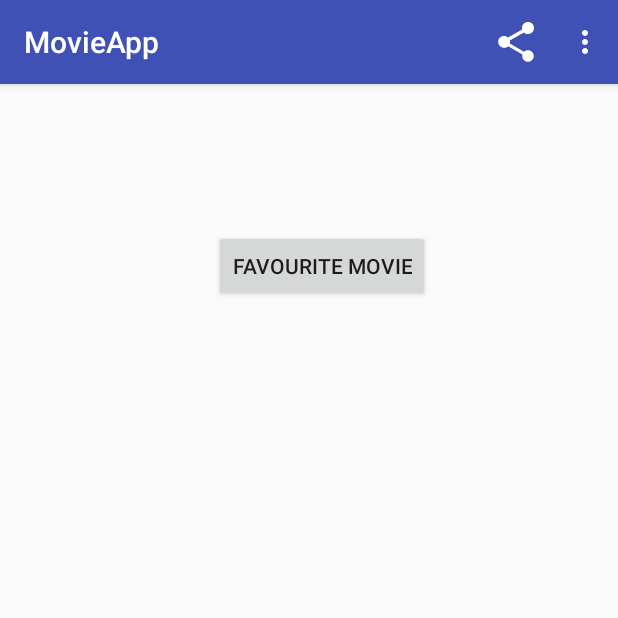
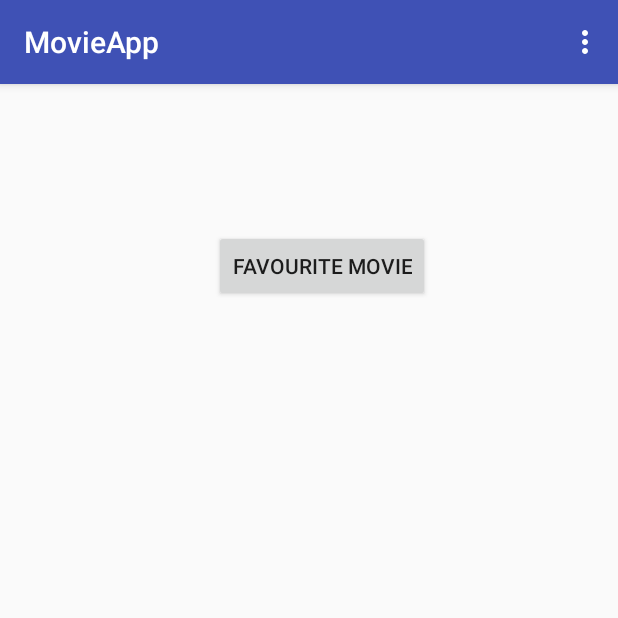
Before and after one commit to ahmed-abobakr/Movies-Application, an Android app: the fragment MovieDetailsFragment placed in its activity, on a phone screen of 412 x 824 dp, the top half of it. Run offline under Robolectric (Android 15) with nearby library versions, the phone set to English and light mode, and no system bars; our stand-ins replace Picasso; libraries missing offline, so code that uses them is left out: de.greenrobot.event; pictures from the network do not load; 3 statements that could not run were skipped.

Commit message:
Complete the app

```diff
--- a/app/src/main/res/menu/details.xml
+++ b/app/src/main/res/menu/details.xml
@@ -2,10 +2,7 @@
 <menu xmlns:android="http://schemas.android.com/apk/res/android"
     xmlns:app="http://schemas.android.com/apk/res-auto">
 
-    <item android:id="@+id/action_share"
-        android:title="Share"
-        app:showAsAction="always"
-        app:actionProviderClass="android.support.v7.widget.ShareActionProvider" />
+
 
     <group android:checkableBehavior="single">
         <item android:id="@+id/revies_item"
```
Also changed, not shown: app/src/main/java/com/greek303g/movieapp/fragments/MovieDetailsFragment.java (+2 -16 lines).
